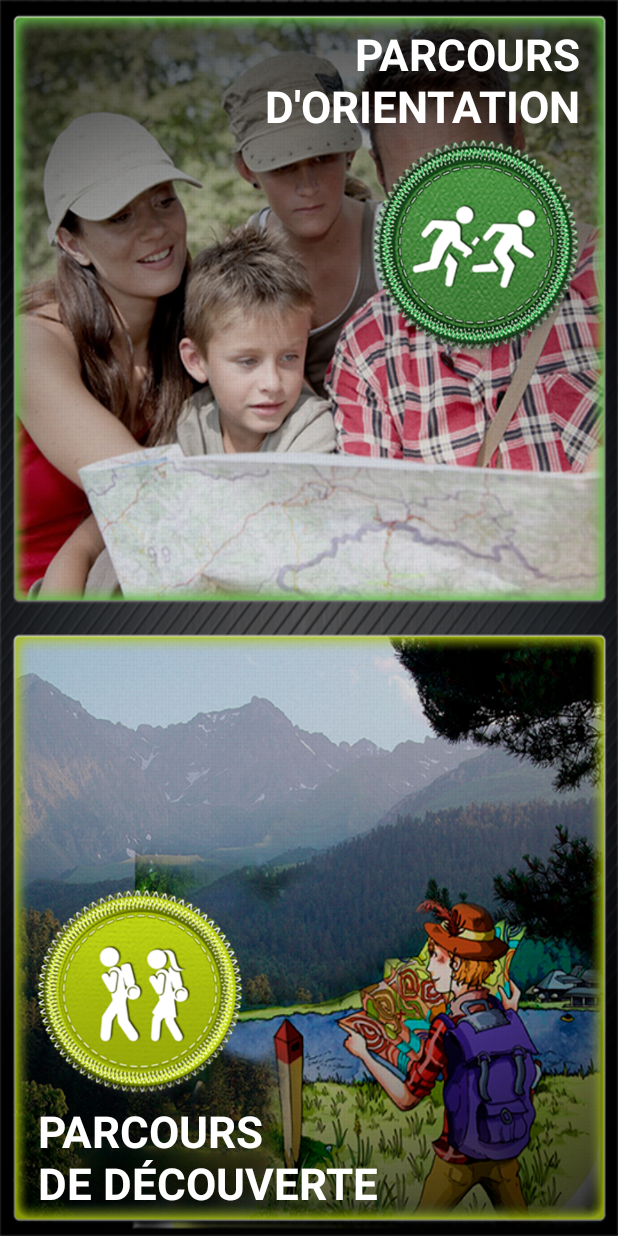
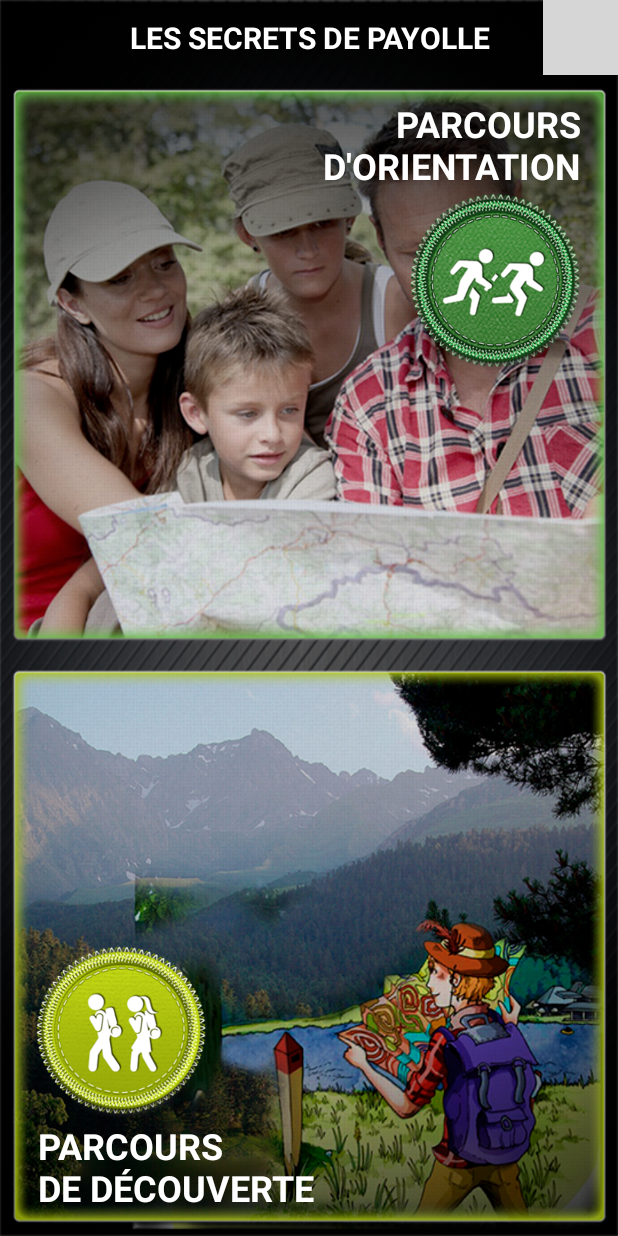
Before and after one commit to cesarlapuente/PAYOLLE_APP, an Android app: the screen it shows after launch (HomeActivity), on a phone screen of 412 x 824 dp. Run offline under Robolectric (Android 15) with nearby library versions, the phone set to English and light mode, and no system bars; libraries missing offline, so code that uses them is left out: com.esri.core, com.nostra13.universalimageloader; 3 statements that could not run were skipped; grey boxes are pictures that could not be loaded.

Commit message:
- Add settings activity

```diff
--- a/app/src/main/AndroidManifest.xml
+++ b/app/src/main/AndroidManifest.xml
@@ -89,6 +89,10 @@
             <!--<category android:name="android.intent.category.LAUNCHER" />-->
             <!--</intent-filter>-->
         </activity>
+        <activity android:name=".mod_feed.FeedSettingsActivity"
+            android:screenOrientation="portrait"
+            android:theme="@style/AppTheme"/>
+
         <activity android:name=".mod_feed.FeedRouteActivity"
             android:screenOrientation="portrait"
             android:theme="@style/AppTheme"/>
--- a/app/src/main/java/eu/randomobile/payolle/apppayolle/mod_feed/HomeActivity.java
+++ b/app/src/main/java/eu/randomobile/payolle/apppayolle/mod_feed/HomeActivity.java
@@ -15,6 +15,7 @@ public class HomeActivity extends Activity {
     //ImageButton btn_badges;
     //ImageButton btn_info;
     //ImageButton btn_read;
+    ImageButton btn_settings;
     FrameLayout btn_orientation;
     FrameLayout btn_discover;
 
@@ -28,6 +29,7 @@ public class HomeActivity extends Activity {
         //btn_badges = (ImageButton) findViewById(R.id.btn_footer_passport);
         //btn_info = (ImageButton) findViewById(R.id.btn_footer_info);
         //btn_read = (ImageButton) findViewById(R.id.btn_footer_read);
+        btn_settings = (ImageButton) findViewById(R.id.btn_settings);
         btn_orientation = (FrameLayout) findViewById(R.id.btn_orientation);
         btn_discover = (FrameLayout) findViewById(R.id.btn_discover);
 
@@ -59,6 +61,14 @@ public class HomeActivity extends Activity {
                     }
                 });*/
 
+        btn_settings.setOnClickListener(
+                new View.OnClickListener() {
+                    @Override
+                    public void onClick(View view) {
+                        Intent intent = new Intent(HomeActivity.this, FeedSettingsActivity.class);
+                        startActivity(intent);
+                    }
+                });
         btn_orientation.setOnClickListener(
                 new View.OnClickListener() {
                     @Override
--- a/app/src/main/res/layout/activity_home.xml
+++ b/app/src/main/res/layout/activity_home.xml
@@ -7,15 +7,42 @@
     tools:context=".mod_feed.HomeActivity"
     android:background="@drawable/fondo_accueil">
 
+    <RelativeLayout
+        android:layout_width="wrap_content"
+        android:layout_height="50dp">
+        <TextView
+            android:layout_width="match_parent"
+            android:layout_height="match_parent"
+            android:text="Les secrets de payolle"
+            android:textAlignment="center"
+            android:gravity="center"
+            android:textColor="#FFFFFF"
+            android:textSize="20sp"
+            android:textStyle="bold"
+            android:textAllCaps="true"
+            android:layout_centerVertical="true">
+        </TextView>
+        <ImageButton
+            android:id="@+id/btn_settings"
+            android:layout_width="50dp"
+            android:layout_height="50dp"
+            android:src="@drawable/icono_settings"
+            android:background="@color/transparent"
+            android:layout_centerInParent="true"
+            android:layout_alignParentRight="true"
+            android:layout_alignParentEnd="true" />
+    </RelativeLayout>
+
     <FrameLayout
         android:layout_width="match_parent"
         android:layout_height="0dp"
-        android:layout_weight="4"
+        android:layout_weight="1"
         android:orientation="vertical"
         android:background="@drawable/boton_orientation_fondo_new"
         android:clickable="true"
         android:id="@+id/btn_orientation"
         >
+        <!--Use image view for not image deformation-->
         <LinearLayout
             android:layout_width="match_parent"
             android:layout_height="match_parent"
@@ -24,7 +51,7 @@
             <TextView
                 android:layout_width="match_parent"
                 android:layout_height="wrap_content"
-                android:textSize="29sp"
+                android:textSize="24sp"
                 android:text="@string/mod_home__btn_orientation"
                 android:textAllCaps="true"
                 android:textColor="#FFFFFF"
@@ -36,8 +63,8 @@
                 android:layout_gravity="top"
                 android:paddingTop="16dp" />
             <ImageView
-                android:layout_width="145dp"
-                android:layout_height="145dp"
+                android:layout_width="120dp"
+                android:layout_height="120dp"
                 android:background="@drawable/icono_orientation"
                 android:layout_marginEnd="16dp"
                 android:layout_gravity="bottom|end"
@@ -52,7 +79,7 @@
     <FrameLayout
         android:layout_width="match_parent"
         android:layout_height="0dp"
-        android:layout_weight="4"
+        android:layout_weight="1"
         android:orientation="vertical"
         android:background="@drawable/boton_decouverte_fondo_new"
         android:clickable="true"
@@ -65,8 +92,8 @@
             android:gravity="bottom">
 
             <ImageView
-                android:layout_width="145dp"
-                android:layout_height="145dp"
+                android:layout_width="120dp"
+                android:layout_height="120dp"
                 android:background="@drawable/icono_decouverte"
                 android:gravity="bottom|end|start"
                 android:layout_marginLeft="21dp"
@@ -74,7 +101,7 @@
             <TextView
                 android:layout_width="wrap_content"
                 android:layout_height="wrap_content"
-                android:textSize="29sp"
+                android:textSize="24sp"
                 android:text="@string/mod_home__btn_discover"
                 android:textAllCaps="true"
                 android:id="@+id/btn_discover_txt"
@@ -87,69 +114,4 @@
         </LinearLayout>
 
     </FrameLayout>
-    <!--<TableLayout
-        android:layout_width="match_parent"
-        android:layout_height="0dp"
-        android:layout_weight="1"
-        android:shrinkColumns="*"
-        android:stretchColumns="*"
-        android:layout_gravity="bottom">
-        <TableRow
-            android:layout_height="wrap_content"
-            android:layout_width="wrap_content">
-            <ImageButton
-                android:layout_width="0dp"
-                android:layout_weight="3"
-                android:layout_height="match_parent"
-                android:src="@drawable/icono_info_home"
-                android:id="@+id/btn_footer_info"
-                android:layout_gravity="center"
-                android:scaleType="centerInside"
-                android:adjustViewBounds="true"
-                android:background="@color/transparent"/>
-
-            <ImageView
-                android:layout_width="0dp"
-                android:layout_weight="1"
-                android:layout_height="match_parent"
-                android:src="@drawable/separacion_menu"/>
-            <ImageButton
-                android:layout_width="0dp"
-                android:layout_weight="3"
-                android:layout_height="match_parent"
-                android:src="@drawable/icono_badges"
-                android:id="@+id/btn_footer_passport"
-                android:scaleType="centerInside"
-                android:adjustViewBounds="true"
-                android:background="@color/transparent"/>
-            <ImageView
-                android:layout_width="0dp"
-                android:layout_weight="1"
-                android:layout_height="match_parent"
-                android:src="@drawable/separacion_menu"/>
-            <ImageButton
-                android:layout_width="0dp"
-                android:layout_weight="3"
-                android:layout_height="match_parent"
-                android:src="@drawable/icono_pois"
-                android:id="@+id/btn_footer_poi"
-                android:scaleType="centerInside"
-                android:adjustViewBounds="true"
-                android:background="@color/transparent"/>
-            <ImageView
-                android:layout_width="0dp"
-                android:layout_weight="1"
-                android:layout_height="match_parent"
-                android:src="@drawable/separacion_menu"/>
-            <ImageButton
-                android:layout_width="0dp"
-                android:layout_weight="3"
-                android:layout_height="match_parent"
-                android:src="@drawable/icono_infos"
-                android:id="@+id/btn_footer_read"
-                android:scaleType="centerInside"
-                android:adjustViewBounds="true"
-                android:background="@color/transparent"/>
-        </TableRow>
-    </TableLayout>-->
 </LinearLayout>
```
Also changed, not shown: app/src/main/java/eu/randomobile/payolle/apppayolle/mod_feed/FeedSettingsActivity.java (added, +94 -0 lines), app/src/main/res/layout/activity_feed_settings.xml (added, +128 -0 lines).
